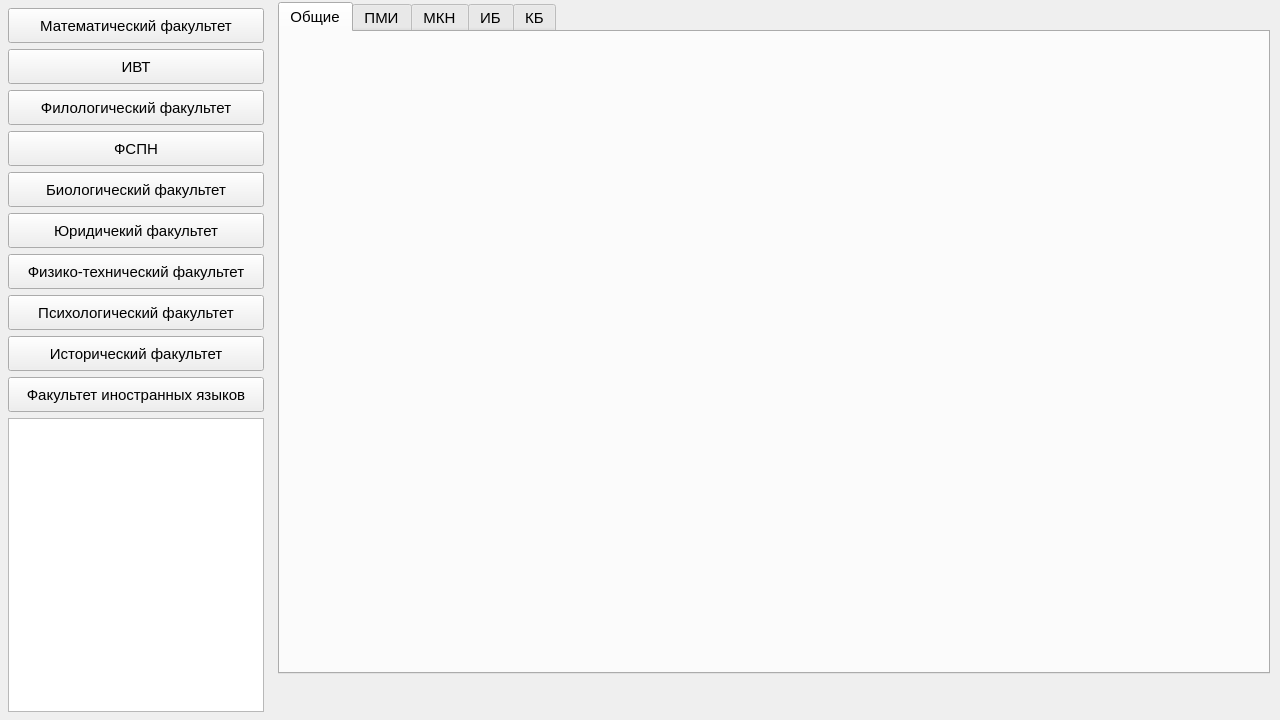
Qosua/ApplicantStatsProject, file src/mainwindow.ui: the form before one commit.
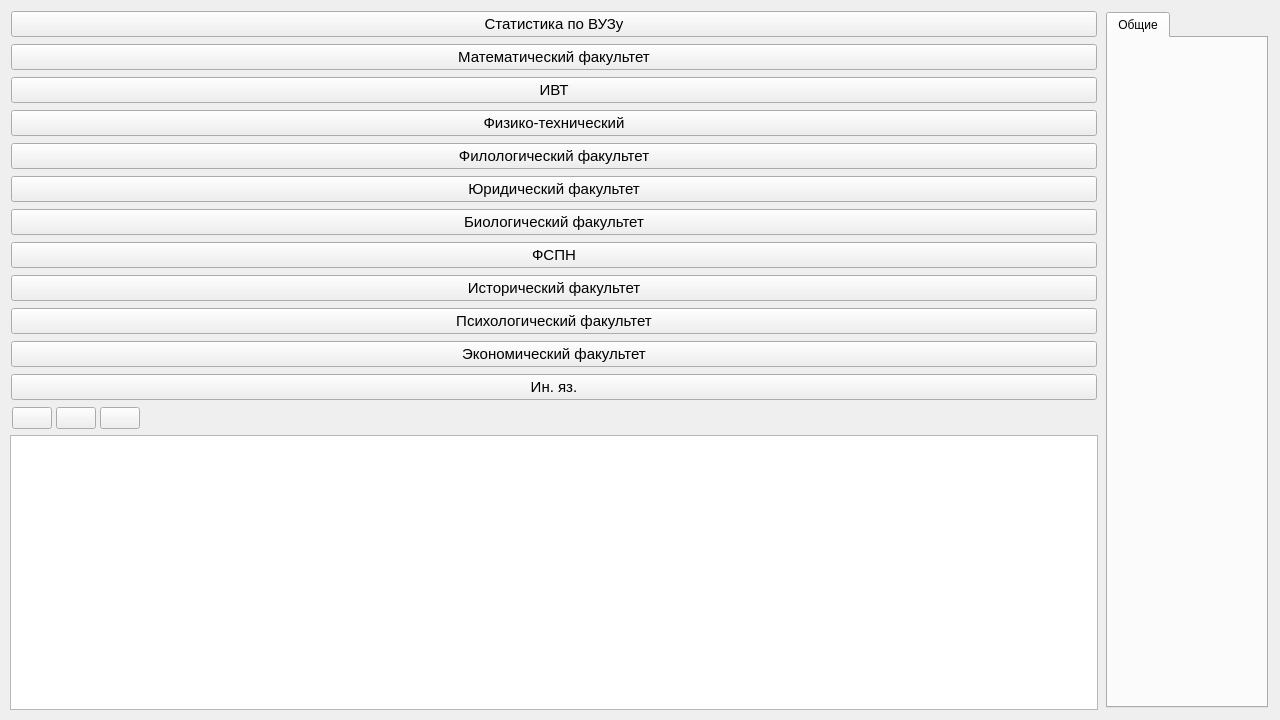
The form after the commit. Icons and pictures are not drawn.

```diff
--- a/src/mainwindow.ui
+++ b/src/mainwindow.ui
@@ -14,45 +14,76 @@
    <string>MainWindow</string>
   </property>
   <widget class="QWidget" name="centralwidget">
-   <layout class="QHBoxLayout" name="horizontalLayout" stretch="0,1">
+   <layout class="QHBoxLayout" name="horizontalLayout" stretch="0">
+    <item>
+     <widget class="QSplitter" name="splitter">
+      <property name="midLineWidth">
+       <number>0</number>
+      </property>
+      <property name="orientation">
+       <enum>Qt::Orientation::Horizontal</enum>
+      </property>
+      <property name="opaqueResize">
+       <bool>true</bool>
+      </property>
+      <property name="handleWidth">
+       <number>1</number>
+      </property>
+      <property name="childrenCollapsible">
+       <bool>true</bool>
+      </property>
+      <widget class="QWidget" name="widget" native="true">
+       <layout class="QVBoxLayout" name="verticalLayout_2" stretch="0,0,0">
     <property name="spacing">
      <number>4</number>
     </property>
     <property name="leftMargin">
-     <number>0</number>
+         <number>1</number>
     </property>
     <property name="topMargin">
-     <number>0</number>
+         <number>1</number>
     </property>
     <property name="rightMargin">
-     <number>8</number>
+         <number>3</number>
     </property>
     <property name="bottomMargin">
-     <number>0</number>
+         <number>1</number>
     </property>
     <item>
-     <widget class="QWidget" name="rightBar" native="true">
-      <layout class="QVBoxLayout" name="verticalLayout_2">
+         <widget class="QWidget" name="widget_3" native="true">
+          <layout class="QVBoxLayout" name="verticalLayout">
+           <property name="spacing">
+            <number>7</number>
+           </property>
        <property name="leftMargin">
-        <number>8</number>
+            <number>1</number>
        </property>
        <property name="topMargin">
-        <number>8</number>
+            <number>1</number>
        </property>
        <property name="rightMargin">
-        <number>8</number>
+            <number>1</number>
        </property>
        <property name="bottomMargin">
-        <number>8</number>
-       </property>
+            <number>1</number>
+           </property>
+           <item>
+            <widget class="QPushButton" name="generalBtn">
+             <property name="font">
+              <font>
+               <pointsize>11</pointsize>
+              </font>
+             </property>
+             <property name="cursor">
+              <cursorShape>PointingHandCursor</cursorShape>
+             </property>
+             <property name="text">
+              <string>Статистика по ВУЗу</string>
+             </property>
+            </widget>
+           </item>
        <item>
         <widget class="QPushButton" name="mathBtn">
-         <property name="minimumSize">
-          <size>
-           <width>230</width>
-           <height>35</height>
-          </size>
-         </property>
          <property name="font">
           <font>
            <pointsize>11</pointsize>
@@ -71,12 +102,6 @@
        </item>
        <item>
         <widget class="QPushButton" name="ivtBtn">
-         <property name="minimumSize">
-          <size>
-           <width>230</width>
-           <height>35</height>
-          </size>
-         </property>
          <property name="font">
           <font>
            <pointsize>11</pointsize>
@@ -94,13 +119,22 @@
         </widget>
        </item>
        <item>
-        <widget class="QPushButton" name="filologBtn">
-         <property name="minimumSize">
-          <size>
-           <width>230</width>
-           <height>35</height>
-          </size>
-         </property>
+            <widget class="QPushButton" name="physBtn">
+             <property name="font">
+              <font>
+               <pointsize>11</pointsize>
+              </font>
+             </property>
+             <property name="cursor">
+              <cursorShape>PointingHandCursor</cursorShape>
+             </property>
+             <property name="text">
+              <string>Физико-технический</string>
+             </property>
+            </widget>
+           </item>
+           <item>
+            <widget class="QPushButton" name="filoBtn">
          <property name="font">
           <font>
            <pointsize>11</pointsize>
@@ -118,13 +152,7 @@
         </widget>
        </item>
        <item>
-        <widget class="QPushButton" name="fspnBtn">
-         <property name="minimumSize">
-          <size>
-           <width>230</width>
-           <height>35</height>
-          </size>
-         </property>
+            <widget class="QPushButton" name="urBtn">
          <property name="font">
           <font>
            <pointsize>11</pointsize>
@@ -134,21 +162,12 @@
           <cursorShape>PointingHandCursor</cursorShape>
          </property>
          <property name="text">
-          <string>ФСПН</string>
-         </property>
-         <attribute name="buttonGroup">
-          <string notr="true">buttonGroup</string>
-         </attribute>
+              <string>Юридический факультет</string>
+             </property>
         </widget>
        </item>
        <item>
         <widget class="QPushButton" name="bioBtn">
-         <property name="minimumSize">
-          <size>
-           <width>230</width>
-           <height>35</height>
-          </size>
-         </property>
          <property name="font">
           <font>
            <pointsize>11</pointsize>
@@ -166,13 +185,7 @@
         </widget>
        </item>
        <item>
-        <widget class="QPushButton" name="lawBtn">
-         <property name="minimumSize">
-          <size>
-           <width>230</width>
-           <height>35</height>
-          </size>
-         </property>
+            <widget class="QPushButton" name="fspnBtn">
          <property name="font">
           <font>
            <pointsize>11</pointsize>
@@ -182,69 +195,12 @@
           <cursorShape>PointingHandCursor</cursorShape>
          </property>
          <property name="text">
-          <string>Юридичекий факультет</string>
-         </property>
-         <attribute name="buttonGroup">
-          <string notr="true">buttonGroup</string>
-         </attribute>
-        </widget>
-       </item>
-       <item>
-        <widget class="QPushButton" name="phisBtn">
-         <property name="minimumSize">
-          <size>
-           <width>230</width>
-           <height>35</height>
-          </size>
-         </property>
-         <property name="font">
-          <font>
-           <pointsize>11</pointsize>
-          </font>
-         </property>
-         <property name="cursor">
-          <cursorShape>PointingHandCursor</cursorShape>
-         </property>
-         <property name="text">
-          <string>Физико-технический факультет</string>
-         </property>
-         <attribute name="buttonGroup">
-          <string notr="true">buttonGroup</string>
-         </attribute>
-        </widget>
-       </item>
-       <item>
-        <widget class="QPushButton" name="psyBtn">
-         <property name="minimumSize">
-          <size>
-           <width>230</width>
-           <height>35</height>
-          </size>
-         </property>
-         <property name="font">
-          <font>
-           <pointsize>11</pointsize>
-          </font>
-         </property>
-         <property name="cursor">
-          <cursorShape>PointingHandCursor</cursorShape>
-         </property>
-         <property name="text">
-          <string>Психологический факультет</string>
-         </property>
-         <attribute name="buttonGroup">
-          <string notr="true">buttonGroup</string>
-         </attribute>
+              <string>ФСПН</string>
+             </property>
         </widget>
        </item>
        <item>
         <widget class="QPushButton" name="histBtn">
-         <property name="minimumSize">
-          <size>
-           <width>230</width>
-           <height>35</height>
-          </size>
-         </property>
          <property name="font">
           <font>
            <pointsize>11</pointsize>
@@ -262,39 +218,64 @@
         </widget>
        </item>
        <item>
-        <widget class="QPushButton" name="langBtn">
+            <widget class="QPushButton" name="psyBtn">
+             <property name="font">
+              <font>
+               <pointsize>11</pointsize>
+              </font>
+             </property>
+             <property name="cursor">
+              <cursorShape>PointingHandCursor</cursorShape>
+             </property>
+             <property name="text">
+              <string>Психологический факультет</string>
+             </property>
+            </widget>
+           </item>
+           <item>
+            <widget class="QPushButton" name="economBtn">
+             <property name="font">
+              <font>
+               <pointsize>11</pointsize>
+              </font>
+             </property>
+             <property name="cursor">
+              <cursorShape>PointingHandCursor</cursorShape>
+             </property>
+             <property name="text">
+              <string>Экономический факультет</string>
+             </property>
+            </widget>
+           </item>
+           <item>
+            <widget class="QPushButton" name="inyazBtn">
+             <property name="font">
+              <font>
+               <pointsize>11</pointsize>
+              </font>
+             </property>
+             <property name="cursor">
+              <cursorShape>PointingHandCursor</cursorShape>
+             </property>
+             <property name="text">
+              <string>Ин. яз.</string>
+             </property>
+            </widget>
+           </item>
+          </layout>
+         </widget>
+        </item>
+        <item>
+         <widget class="QWidget" name="tablesToolBar" native="true">
          <property name="minimumSize">
           <size>
-           <width>230</width>
-           <height>35</height>
-          </size>
-         </property>
-         <property name="font">
-          <font>
-           <pointsize>11</pointsize>
-          </font>
-         </property>
-         <property name="cursor">
-          <cursorShape>PointingHandCursor</cursorShape>
-         </property>
-         <property name="text">
-          <string>Факультет иностранных языков</string>
-         </property>
-         <attribute name="buttonGroup">
-          <string notr="true">buttonGroup</string>
-         </attribute>
-        </widget>
-       </item>
-       <item>
-        <widget class="QListWidget" name="listWidget"/>
-       </item>
-      </layout>
-     </widget>
-    </item>
-    <item>
-     <layout class="QVBoxLayout" name="verticalLayout" stretch="16,1">
+            <width>0</width>
+            <height>20</height>
+           </size>
+          </property>
+          <layout class="QHBoxLayout" name="horizontalLayout_14">
       <property name="spacing">
-       <number>2</number>
+            <number>4</number>
       </property>
       <property name="leftMargin">
        <number>2</number>
@@ -309,133 +290,472 @@
        <number>2</number>
       </property>
       <item>
-       <widget class="QStackedWidget" name="stackedWidget">
-        <widget class="QWidget" name="mathPage">
+            <widget class="QPushButton" name="folderButton">
+             <property name="cursor">
+              <cursorShape>PointingHandCursor</cursorShape>
+             </property>
+             <property name="text">
+              <string/>
+             </property>
+             <property name="icon">
+              <iconset resource="../build/Desktop_Qt_6_8_3_MinGW_64_bit-Debug/debug/qmake_resources.qrc">
+               <normaloff>:/styles/folder-60.png</normaloff>:/styles/folder-60.png</iconset>
+             </property>
+             <property name="iconSize">
+              <size>
+               <width>23</width>
+               <height>23</height>
+              </size>
+             </property>
+            </widget>
+           </item>
+           <item>
+            <widget class="QPushButton" name="sortButton">
+             <property name="cursor">
+              <cursorShape>PointingHandCursor</cursorShape>
+             </property>
+             <property name="text">
+              <string/>
+             </property>
+             <property name="icon">
+              <iconset resource="../build/Desktop_Qt_6_8_3_MinGW_64_bit-Debug/debug/qmake_resources.qrc">
+               <normaloff>:/styles/sort-60.png</normaloff>:/styles/sort-60.png</iconset>
+             </property>
+             <property name="iconSize">
+              <size>
+               <width>23</width>
+               <height>23</height>
+              </size>
+             </property>
+            </widget>
+           </item>
+           <item>
+            <widget class="QPushButton" name="updateButton">
+             <property name="cursor">
+              <cursorShape>PointingHandCursor</cursorShape>
+             </property>
+             <property name="text">
+              <string/>
+             </property>
+             <property name="icon">
+              <iconset resource="../build/Desktop_Qt_6_8_3_MinGW_64_bit-Debug/debug/qmake_resources.qrc">
+               <normaloff>:/styles/update-60.png</normaloff>:/styles/update-60.png</iconset>
+             </property>
+             <property name="iconSize">
+              <size>
+               <width>23</width>
+               <height>23</height>
+              </size>
+             </property>
+            </widget>
+           </item>
+           <item>
+            <spacer name="horizontalSpacer">
+             <property name="orientation">
+              <enum>Qt::Orientation::Horizontal</enum>
+             </property>
+             <property name="sizeHint" stdset="0">
+              <size>
+               <width>731</width>
+               <height>20</height>
+              </size>
+             </property>
+            </spacer>
+           </item>
+          </layout>
+         </widget>
+        </item>
+        <item>
+         <widget class="QListWidget" name="tablesWidget">
+          <property name="font">
+           <font>
+            <pointsize>10</pointsize>
+            <bold>false</bold>
+           </font>
+          </property>
+         </widget>
+        </item>
+       </layout>
+      </widget>
+      <widget class="QWidget" name="widget_2" native="true">
          <layout class="QHBoxLayout" name="horizontalLayout_2">
           <property name="spacing">
-           <number>0</number>
+         <number>4</number>
           </property>
           <property name="leftMargin">
-           <number>0</number>
+         <number>2</number>
           </property>
           <property name="topMargin">
-           <number>0</number>
+         <number>1</number>
           </property>
           <property name="rightMargin">
-           <number>0</number>
+         <number>1</number>
           </property>
           <property name="bottomMargin">
-           <number>0</number>
+         <number>1</number>
           </property>
           <item>
-           <widget class="QTabWidget" name="tabWidget">
-            <property name="font">
-             <font>
-              <pointsize>11</pointsize>
-             </font>
-            </property>
+         <widget class="QStackedWidget" name="pagesWidget">
+          <property name="currentIndex">
+           <number>4</number>
+          </property>
+          <widget class="QWidget" name="generalStat"/>
+          <widget class="QWidget" name="ivt">
+           <layout class="QHBoxLayout" name="horizontalLayout_9">
+            <property name="spacing">
+             <number>2</number>
+            </property>
+            <property name="leftMargin">
+             <number>2</number>
+            </property>
+            <property name="topMargin">
+             <number>2</number>
+            </property>
+            <property name="rightMargin">
+             <number>2</number>
+            </property>
+            <property name="bottomMargin">
+             <number>2</number>
+            </property>
+            <item>
+             <widget class="QTabWidget" name="tabWidgetivt">
             <property name="currentIndex">
              <number>0</number>
             </property>
-            <widget class="QWidget" name="general">
-             <property name="font">
-              <font>
-               <pointsize>10</pointsize>
-              </font>
-             </property>
+              <widget class="QWidget" name="tab_13">
              <attribute name="title">
               <string>Общие</string>
              </attribute>
-             <layout class="QVBoxLayout" name="verticalLayout_3" stretch="3,1">
+              </widget>
+             </widget>
+            </item>
+           </layout>
+          </widget>
+          <widget class="QWidget" name="ur">
+           <layout class="QHBoxLayout" name="horizontalLayout_13">
               <property name="spacing">
-               <number>0</number>
+             <number>2</number>
               </property>
               <property name="leftMargin">
-               <number>0</number>
+             <number>2</number>
               </property>
               <property name="topMargin">
-               <number>0</number>
+             <number>2</number>
               </property>
               <property name="rightMargin">
-               <number>0</number>
+             <number>2</number>
               </property>
               <property name="bottomMargin">
-               <number>0</number>
+             <number>2</number>
               </property>
               <item>
-               <layout class="QHBoxLayout" name="horizontalLayout_3" stretch="1,1">
-                <property name="spacing">
+             <widget class="QTabWidget" name="tabWidgetur">
+              <property name="currentIndex">
                  <number>0</number>
                 </property>
-                <item>
-                 <widget class="QWidget" name="mathPlacesWgt" native="true"/>
-                </item>
+              <widget class="QWidget" name="tab_21">
+               <attribute name="title">
+                <string>Общие</string>
+               </attribute>
+              </widget>
+             </widget>
+            </item>
+           </layout>
+          </widget>
+          <widget class="QWidget" name="econom">
+           <layout class="QHBoxLayout" name="horizontalLayout_4">
+            <property name="spacing">
+             <number>2</number>
+            </property>
+            <property name="leftMargin">
+             <number>2</number>
+            </property>
+            <property name="topMargin">
+             <number>2</number>
+            </property>
+            <property name="rightMargin">
+             <number>2</number>
+            </property>
+            <property name="bottomMargin">
+             <number>2</number>
+            </property>
                 <item>
-                 <widget class="QWidget" name="mathScoreWgt" native="true"/>
-                </item>
-               </layout>
-              </item>
+             <widget class="QTabWidget" name="tabWidgeteconom">
+              <property name="currentIndex">
+               <number>0</number>
+              </property>
+              <widget class="QWidget" name="tab_3">
+               <attribute name="title">
+                <string>Общие</string>
+               </attribute>
+              </widget>
+             </widget>
+            </item>
+           </layout>
+          </widget>
+          <widget class="QWidget" name="bio">
+           <layout class="QHBoxLayout" name="horizontalLayout_3">
+            <property name="spacing">
+             <number>2</number>
+            </property>
+            <property name="leftMargin">
+             <number>2</number>
+            </property>
+            <property name="topMargin">
+             <number>2</number>
+            </property>
+            <property name="rightMargin">
+             <number>2</number>
+            </property>
+            <property name="bottomMargin">
+             <number>2</number>
+            </property>
+            <item>
+             <widget class="QTabWidget" name="tabWidgetbio">
+              <property name="tabPosition">
+               <enum>QTabWidget::TabPosition::North</enum>
+              </property>
+              <property name="currentIndex">
+               <number>0</number>
+              </property>
+              <widget class="QWidget" name="tab">
+               <attribute name="title">
+                <string>Общие</string>
+               </attribute>
+              </widget>
+             </widget>
+            </item>
+           </layout>
+          </widget>
+          <widget class="QWidget" name="fspn">
+           <layout class="QHBoxLayout" name="horizontalLayout_6">
+            <property name="spacing">
+             <number>2</number>
+            </property>
+            <property name="leftMargin">
+             <number>2</number>
+            </property>
+            <property name="topMargin">
+             <number>2</number>
+            </property>
+            <property name="rightMargin">
+             <number>2</number>
+            </property>
+            <property name="bottomMargin">
+             <number>2</number>
+            </property>
               <item>
-               <widget class="QWidget" name="widget_3" native="true"/>
+             <widget class="QTabWidget" name="tabWidgetfspn">
+              <property name="currentIndex">
+               <number>0</number>
+              </property>
+              <widget class="QWidget" name="tab_7">
+               <attribute name="title">
+                <string>Общие</string>
+               </attribute>
+              </widget>
+             </widget>
               </item>
              </layout>
             </widget>
-            <widget class="QWidget" name="PMI">
-             <property name="font">
-              <font>
-               <pointsize>10</pointsize>
-              </font>
-             </property>
+          <widget class="QWidget" name="psy">
+           <layout class="QHBoxLayout" name="horizontalLayout_12">
+            <property name="spacing">
+             <number>2</number>
+            </property>
+            <property name="leftMargin">
+             <number>2</number>
+            </property>
+            <property name="topMargin">
+             <number>2</number>
+            </property>
+            <property name="rightMargin">
+             <number>2</number>
+            </property>
+            <property name="bottomMargin">
+             <number>2</number>
+            </property>
+            <item>
+             <widget class="QTabWidget" name="tabWidgetpsy">
+              <property name="currentIndex">
+               <number>0</number>
+              </property>
+              <widget class="QWidget" name="tab_19">
              <attribute name="title">
-              <string>ПМИ</string>
-             </attribute>
-            </widget>
-            <widget class="QWidget" name="MKN">
-             <property name="font">
-              <font>
-               <pointsize>10</pointsize>
-              </font>
-             </property>
+                <string>Общие</string>
+               </attribute>
+              </widget>
+             </widget>
+            </item>
+           </layout>
+          </widget>
+          <widget class="QWidget" name="phys">
+           <layout class="QHBoxLayout" name="horizontalLayout_11">
+            <property name="spacing">
+             <number>2</number>
+            </property>
+            <property name="leftMargin">
+             <number>2</number>
+            </property>
+            <property name="topMargin">
+             <number>2</number>
+            </property>
+            <property name="rightMargin">
+             <number>2</number>
+            </property>
+            <property name="bottomMargin">
+             <number>2</number>
+            </property>
+            <item>
+             <widget class="QTabWidget" name="tabWidgephys">
+              <property name="currentIndex">
+               <number>0</number>
+              </property>
+              <widget class="QWidget" name="tab_17">
              <attribute name="title">
-              <string>МКН</string>
-             </attribute>
-            </widget>
-            <widget class="QWidget" name="IB">
-             <property name="font">
-              <font>
-               <pointsize>10</pointsize>
-              </font>
-             </property>
+                <string>Общие</string>
+               </attribute>
+              </widget>
+             </widget>
+            </item>
+           </layout>
+          </widget>
+          <widget class="QWidget" name="filo">
+           <layout class="QHBoxLayout" name="horizontalLayout_5">
+            <property name="spacing">
+             <number>2</number>
+            </property>
+            <property name="leftMargin">
+             <number>2</number>
+            </property>
+            <property name="topMargin">
+             <number>2</number>
+            </property>
+            <property name="rightMargin">
+             <number>2</number>
+            </property>
+            <property name="bottomMargin">
+             <number>2</number>
+            </property>
+            <item>
+             <widget class="QTabWidget" name="tabWidgetfilo">
+              <property name="currentIndex">
+               <number>0</number>
+              </property>
+              <widget class="QWidget" name="tab_5">
              <attribute name="title">
-              <string>ИБ</string>
-             </attribute>
-            </widget>
-            <widget class="QWidget" name="KB">
-             <property name="font">
-              <font>
-               <pointsize>10</pointsize>
-              </font>
-             </property>
+                <string>Общие</string>
+               </attribute>
+              </widget>
+             </widget>
+            </item>
+           </layout>
+          </widget>
+          <widget class="QWidget" name="inyaz">
+           <layout class="QHBoxLayout" name="horizontalLayout_8">
+            <property name="spacing">
+             <number>2</number>
+            </property>
+            <property name="leftMargin">
+             <number>2</number>
+            </property>
+            <property name="topMargin">
+             <number>2</number>
+            </property>
+            <property name="rightMargin">
+             <number>2</number>
+            </property>
+            <property name="bottomMargin">
+             <number>2</number>
+            </property>
+            <item>
+             <widget class="QTabWidget" name="tabWidgeinyaz">
+              <property name="currentIndex">
+               <number>0</number>
+              </property>
+              <widget class="QWidget" name="tab_11">
              <attribute name="title">
-              <string>КБ</string>
+                <string>Общие</string>
              </attribute>
             </widget>
            </widget>
           </item>
          </layout>
         </widget>
-        <widget class="QWidget" name="page_2"/>
-       </widget>
-      </item>
+          <widget class="QWidget" name="hist">
+           <layout class="QHBoxLayout" name="horizontalLayout_7">
+            <property name="spacing">
+             <number>2</number>
+            </property>
+            <property name="leftMargin">
+             <number>2</number>
+            </property>
+            <property name="topMargin">
+             <number>2</number>
+            </property>
+            <property name="rightMargin">
+             <number>2</number>
+            </property>
+            <property name="bottomMargin">
+             <number>2</number>
+            </property>
+            <item>
+             <widget class="QTabWidget" name="tabWidgehist">
+              <property name="currentIndex">
+               <number>0</number>
+              </property>
+              <widget class="QWidget" name="tab_10">
+               <attribute name="title">
+                <string>Общие</string>
+               </attribute>
+              </widget>
+             </widget>
+            </item>
+           </layout>
+          </widget>
+          <widget class="QWidget" name="math">
+           <layout class="QHBoxLayout" name="horizontalLayout_10">
+            <property name="spacing">
+             <number>2</number>
+            </property>
+            <property name="leftMargin">
+             <number>2</number>
+            </property>
+            <property name="topMargin">
+             <number>2</number>
+            </property>
+            <property name="rightMargin">
+             <number>2</number>
+            </property>
+            <property name="bottomMargin">
+             <number>2</number>
+            </property>
       <item>
-       <widget class="QWidget" name="statusBar" native="true"/>
-      </item>
-     </layout>
+             <widget class="QTabWidget" name="tabWidgemath">
+              <property name="currentIndex">
+               <number>0</number>
+              </property>
+              <widget class="QWidget" name="tab_15">
+               <attribute name="title">
+                <string>Общие</string>
+               </attribute>
+              </widget>
+             </widget>
+            </item>
+           </layout>
+          </widget>
+         </widget>
     </item>
    </layout>
   </widget>
  </widget>
- <resources/>
+    </item>
+   </layout>
+  </widget>
+ </widget>
+ <resources>
+  <include location="../build/Desktop_Qt_6_8_3_MinGW_64_bit-Debug/debug/qmake_resources.qrc"/>
+ </resources>
  <connections/>
  <buttongroups>
   <buttongroup name="buttonGroup"/>
```
Left out of the diff: 18 changed lines with no effect on the pictures. Lines whose indentation alone changed are shown as unchanged.
